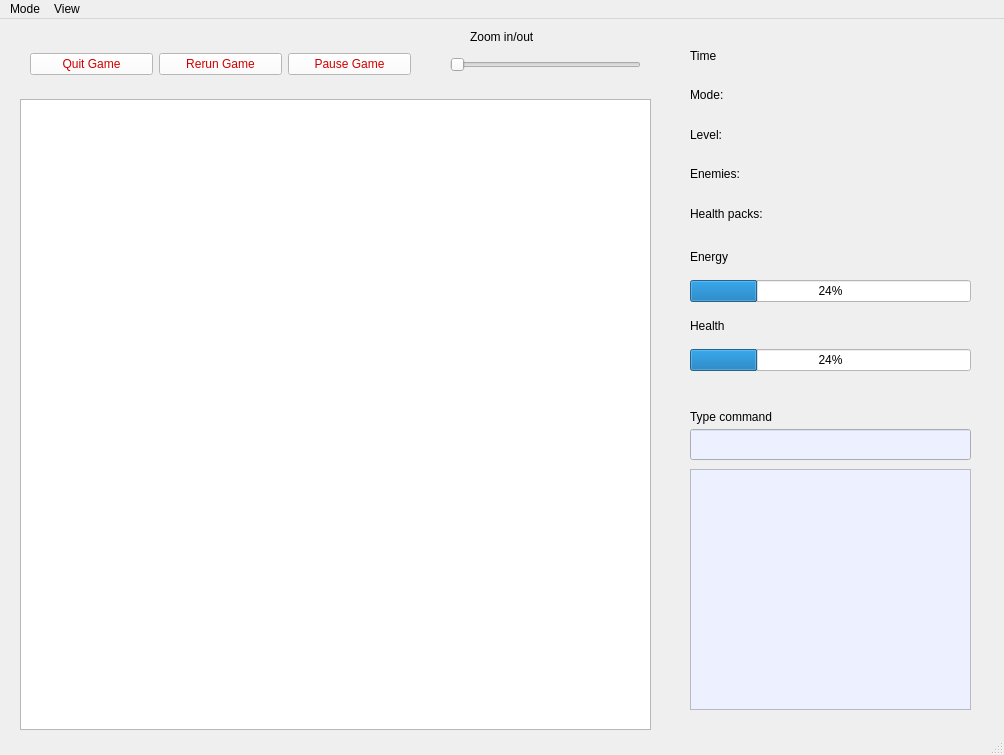
Before: the Qt Designer form gamewindow.ui in nicogutz/APT-Qt-Game, drawn with Qt 5.
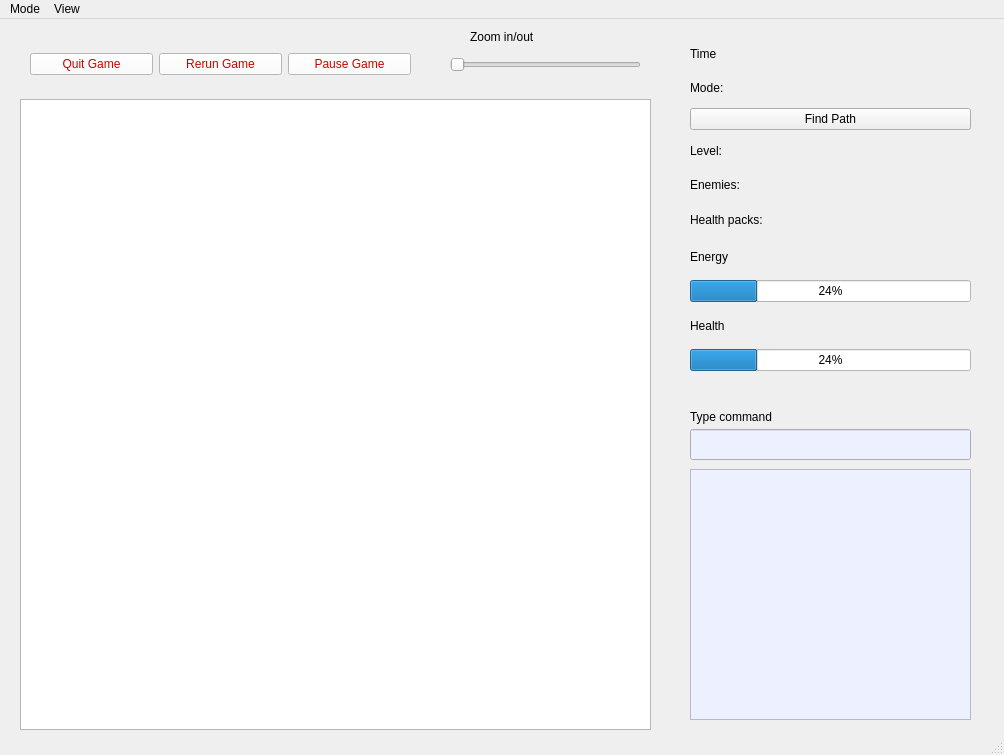
After: the same form once the commit is applied.

```diff
--- a/gamewindow.ui
+++ b/gamewindow.ui
@@ -60,7 +60,7 @@
       <x>690</x>
       <y>20</y>
       <width>281</width>
-      <height>191</height>
+      <height>195</height>
      </rect>
     </property>
     <layout class="QVBoxLayout" name="verticalLayout">
@@ -88,6 +88,13 @@
        </property>
       </widget>
      </item>
+     <item>
+      <widget class="QPushButton" name="path_find_trigger">
+       <property name="text">
+        <string>Find Path</string>
+       </property>
+      </widget>
+     </item>
      <item>
       <widget class="QLabel" name="level_label">
        <property name="styleSheet">
@@ -145,7 +152,7 @@
       <x>690</x>
       <y>450</y>
       <width>281</width>
-      <height>241</height>
+      <height>251</height>
      </rect>
     </property>
     <property name="styleSheet">
```
Left out of the diff: 6 changed lines with no effect on the pictures.
